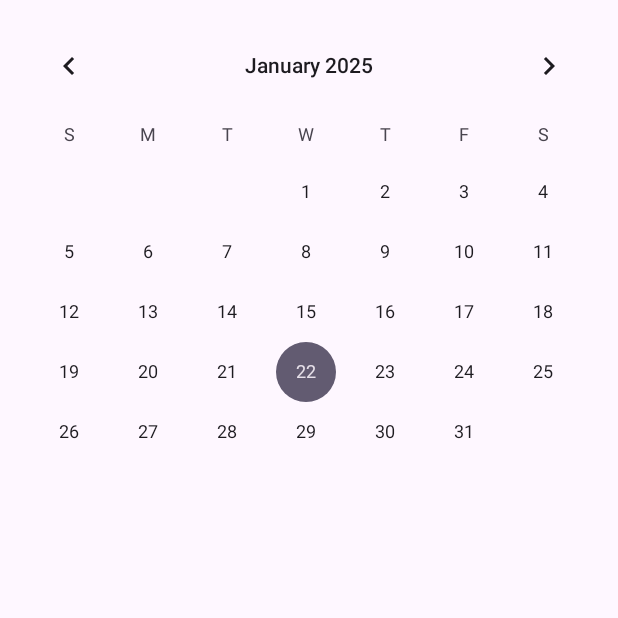
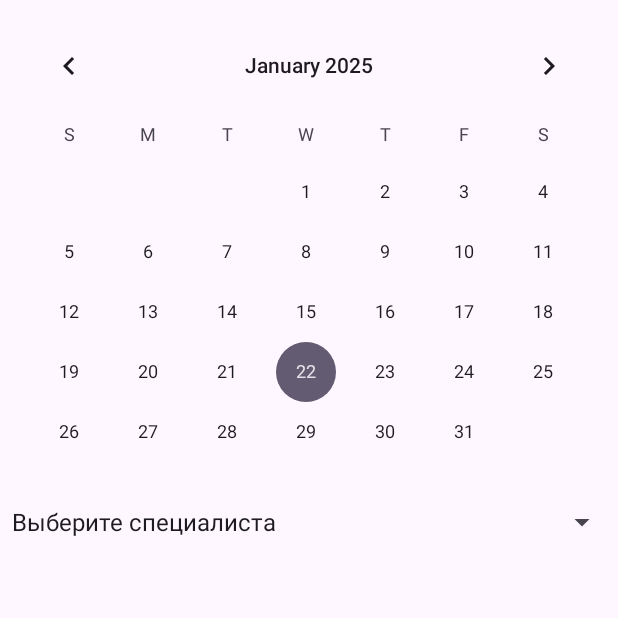
Before and after one commit to Katrinadevlop/TheElephant, an Android app: the fragment CalendarRecordingFragment placed in its activity, on a phone screen of 412 x 824 dp, the top half of it. Run offline under Robolectric (Android 15) with nearby library versions, the phone set to English and light mode, and no system bars; our stand-ins replace Room's generated code; 1 statement that could not run was skipped.

Commit message:
Добавлена заглушка для записи к специалистам

```diff
--- a/app/src/main/java/com/example/theelephant/Model/SpecialistProvider.kt
+++ b/app/src/main/java/com/example/theelephant/Model/SpecialistProvider.kt
@@ -2,7 +2,7 @@ package com.example.theelephant.Model
 
 class SpecialistProvider {
     fun getSpecialist(): List<Specialist> {
-        return   listOf(
+        return listOf(
             Specialist(
                 name = "екатерина",
                 surname = "колосова",
--- a/app/src/main/java/com/example/theelephant/View/Fragments/CalendarRecordingFragment.kt
+++ b/app/src/main/java/com/example/theelephant/View/Fragments/CalendarRecordingFragment.kt
@@ -1,13 +1,19 @@
 package com.example.theelephant.View.Fragments
 
 import android.os.Bundle
+import android.util.Log
 import androidx.fragment.app.Fragment
 import android.view.LayoutInflater
 import android.view.View
 import android.view.ViewGroup
-import androidx.navigation.fragment.findNavController
+import android.widget.AdapterView
+import android.widget.ArrayAdapter
+import com.example.theelephant.Model.DataBase.Repository.ScheduleRepository
+import com.example.theelephant.Model.Schedule
+import com.example.theelephant.Model.SpecialistProvider
 import com.example.theelephant.R
 import com.example.theelephant.databinding.FragmentCalendarRecordingBinding
+import org.jetbrains.annotations.Async
 
 class CalendarRecordingFragment : Fragment() {
 
@@ -24,8 +30,9 @@ class CalendarRecordingFragment : Fragment() {
     override fun onViewCreated(view: View, savedInstanceState: Bundle?) {
         super.onViewCreated(view, savedInstanceState)
 
+        var selectedDate = ""
         binding.calendarView.setOnDateChangeListener { view, year, month, dayOfMonth ->
-            val selectedDate = "$dayOfMonth/${month + 1}/$year"
+            selectedDate = "$dayOfMonth/${month + 1}/$year"
 
             val calendarRecordingFragment = CalendarRecordingFragment()
 
@@ -38,5 +45,37 @@ class CalendarRecordingFragment : Fragment() {
             transaction.replace(R.id.frameLayout, RecordListFragment())
             transaction.commit()
         }
+
+        val specialistExemplar = SpecialistProvider()
+        val specialist = specialistExemplar.getSpecialist().map {it.specialization}.toMutableList()
+        specialist.add(0, "Выберите специалиста")
+
+        val adapter = ArrayAdapter(requireContext(), android.R.layout.simple_spinner_item, specialist)
+        adapter.setDropDownViewResource(android.R.layout.simple_spinner_dropdown_item)
+        binding.specialistSpinner.adapter = adapter
+
+        var selectedSpecialist = ""
+        binding.specialistSpinner.onItemSelectedListener = object : AdapterView.OnItemSelectedListener {
+            override fun onItemSelected(
+                parent: AdapterView<*>?,
+                view: View?,
+                position: Int,
+                id: Long
+            ) {
+                selectedSpecialist = specialist[position]
+                Log.d("SpinnerSelection", "Выбран специалист: $selectedSpecialist")
+            }
+
+            override fun onNothingSelected(parent: AdapterView<*>?) {}
+        }
+
+        val id = specialistExemplar.getSpecialist().find{selectedSpecialist == it.specialization}
+        val specialistId = id
+
+
+        //TODO:доделать запись к специалисту
+        val schedule = Schedule(selectedDate, "9:00", specialistId)
+
+
     }
 }
--- a/app/src/main/java/com/example/theelephant/View/Fragments/RecordListFragment.kt
+++ b/app/src/main/java/com/example/theelephant/View/Fragments/RecordListFragment.kt
@@ -24,5 +24,6 @@ class RecordListFragment : Fragment() {
     override fun onViewCreated(view: View, savedInstanceState: Bundle?) {
         super.onViewCreated(view, savedInstanceState)
 
+
     }
 }
--- a/app/src/main/res/layout/fragment_calendar_recording.xml
+++ b/app/src/main/res/layout/fragment_calendar_recording.xml
@@ -15,13 +15,20 @@
         app:layout_constraintStart_toStartOf="parent"
         app:layout_constraintTop_toTopOf="parent" />
 
+    <Spinner
+        android:id="@+id/specialistSpinner"
+        android:layout_width="match_parent"
+        android:layout_height="60dp"
+        app:layout_constraintEnd_toEndOf="parent"
+        app:layout_constraintStart_toStartOf="parent"
+        app:layout_constraintTop_toBottomOf="@+id/calendarView" />
+
     <FrameLayout
         android:id="@+id/frameLayout"
         android:layout_width="0dp"
         android:layout_height="0dp"
         app:layout_constraintBottom_toBottomOf="parent"
         app:layout_constraintEnd_toEndOf="parent"
-        app:layout_constraintStart_toStartOf="parent"
-        app:layout_constraintTop_toBottomOf="@+id/calendarView" />
+        app:layout_constraintStart_toStartOf="parent" />
 
 </androidx.constraintlayout.widget.ConstraintLayout>
--- a/app/src/main/res/values/styles.xml
+++ b/app/src/main/res/values/styles.xml
@@ -58,5 +58,6 @@
     <style name="TextViewCalendar" parent="wrap_contents">
         <item name="android:layout_marginStart">10dp</item>
         <item name="android:padding">15dp</item>
+        <item name="android:layout_columnWeight">1</item>
     </style>
 </resources>
```
Also changed, not shown: app/src/main/java/com/example/theelephant/Model/Schedule.kt (+3 -7 lines), app/src/main/java/com/example/theelephant/ViewModel/CalendarRecordingViewModel.kt (added, +37 -0 lines), app/src/main/java/com/example/theelephant/ViewModel/UserRegistrationViewModel.kt (+11 -5 lines), app/src/main/res/layout/fragment_record_list.xml (+55 -67 lines), app/src/main/res/values/strings.xml (+11 -1 lines).
